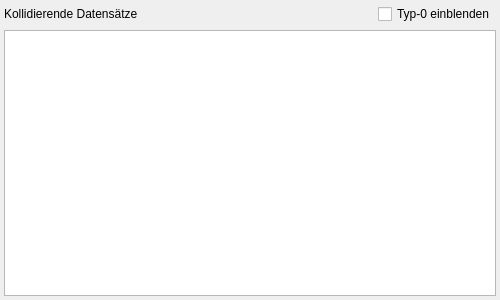
This is Structure/Pages/Section_Mod_Statistics_Conflicts.ui in Looking4Git/Starfield_LOH as Qt 5 draws it before an edit. The edited form follows.
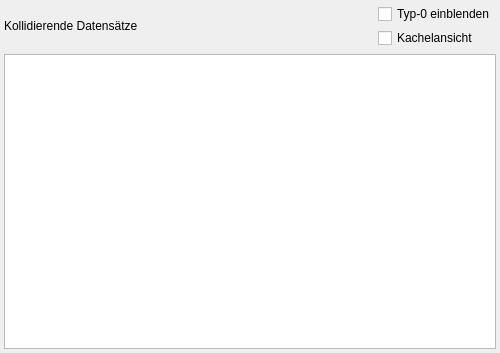
This is the edited form.

Commit message: feat: Universelle Kachelansicht (LOH_TileView) mit Virtualisierung und Lupen-Zoom fuer Konflikte

Patch:
```diff
--- a/Structure/Pages/Section_Mod_Statistics_Conflicts.ui
+++ b/Structure/Pages/Section_Mod_Statistics_Conflicts.ui
@@ -7,7 +7,7 @@
     <x>0</x>
     <y>0</y>
     <width>500</width>
-    <height>300</height>
+    <height>335</height>
    </rect>
   </property>
   <layout class="QVBoxLayout" name="main_layout">
@@ -45,6 +45,11 @@
       </widget>
      </item>
      <item>
+      <layout class="QVBoxLayout" name="layout_checkboxes">
+       <property name="spacing">
+        <number>4</number>
+       </property>
+       <item>
       <widget class="QCheckBox" name="chk_show_type_0">
        <property name="sizePolicy">
         <sizepolicy hsizetype="Minimum" vsizetype="Fixed">
@@ -57,14 +62,54 @@
        </property>
       </widget>
      </item>
-    </layout>
-   </item>
+       <item>
+        <widget class="QCheckBox" name="chk_tile_view">
+         <property name="sizePolicy">
+          <sizepolicy hsizetype="Minimum" vsizetype="Fixed">
+           <horstretch>0</horstretch>
+           <verstretch>0</verstretch>
+          </sizepolicy>
+         </property>
+         <property name="text">
+          <string>Kachelansicht</string>
+         </property>
+        </widget>
+       </item>
+      </layout>
+     </item>
+    </layout>
+   </item>
+   <item>
+    <widget class="QStackedWidget" name="stacked_views">
+     <property name="minimumSize">
+      <size>
+       <width>0</width>
+       <height>295</height>
+      </size>
+     </property>
+     <property name="currentIndex">
+      <number>0</number>
+     </property>
+     <widget class="QWidget" name="page_table">
+      <layout class="QVBoxLayout" name="layout_table">
+       <property name="leftMargin">
+        <number>0</number>
+       </property>
+       <property name="topMargin">
+        <number>0</number>
+       </property>
+       <property name="rightMargin">
+        <number>0</number>
+       </property>
+       <property name="bottomMargin">
+        <number>0</number>
+       </property>
    <item>
     <widget class="QTableView" name="table_conflicts">
      <property name="minimumSize">
       <size>
        <width>0</width>
-       <height>260</height>
+           <height>295</height>
       </size>
      </property>
      <property name="editTriggers">
@@ -82,6 +127,26 @@
      <property name="sortingEnabled">
       <bool>true</bool>
      </property>
+        </widget>
+       </item>
+      </layout>
+     </widget>
+     <widget class="QWidget" name="page_tiles">
+      <layout class="QVBoxLayout" name="layout_tiles_page">
+       <property name="leftMargin">
+        <number>0</number>
+       </property>
+       <property name="topMargin">
+        <number>0</number>
+       </property>
+       <property name="rightMargin">
+        <number>0</number>
+       </property>
+       <property name="bottomMargin">
+        <number>0</number>
+       </property>
+      </layout>
+     </widget>
     </widget>
    </item>
   </layout>
```
Lines whose indentation alone changed are shown as unchanged. The commit also changes 9 other files.
